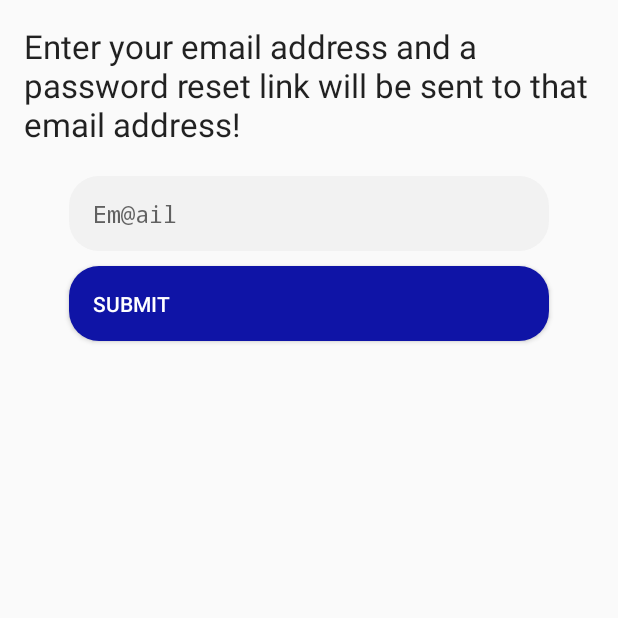
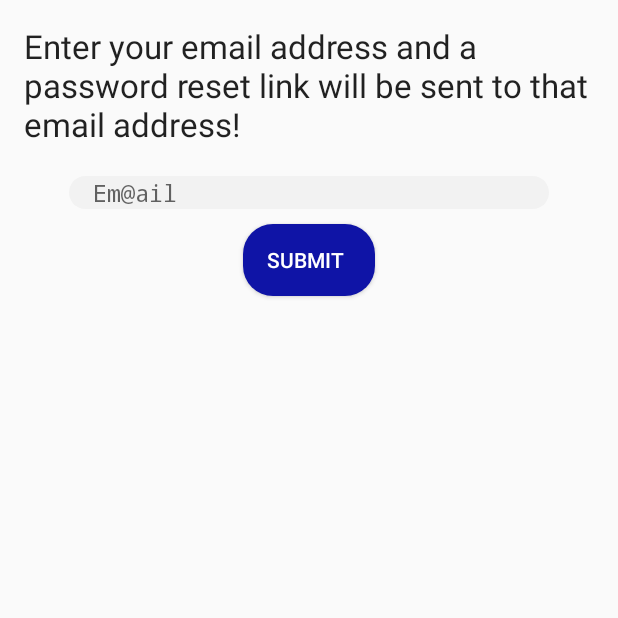
Before and after one commit to AwaisMajeed2536/FriendsBand, an Android app: the LoginActivity screen opened directly, with no data from a screen before it, after a tap on "FORGOT YOUR PASSWORD?", on a phone screen of 412 x 824 dp, the top half of it. Run offline under Robolectric (Android 15) with nearby library versions, the phone set to English and light mode, and no system bars; our stand-ins replace Firebase (no records; nobody signed in at launch, a user with empty details on screens opened directly); 1 other tap on this screen came first.

Commit message:
forgot password done

```diff
--- a/app/build.gradle
+++ b/app/build.gradle
@@ -35,14 +35,13 @@ dependencies {
         exclude group: 'com.android.support', module: 'support-annotations'
     })
     compile 'com.android.support:recyclerview-v7:25.2.0'
+    compile 'com.android.support:recyclerview-v7:25.2.0'
     compile 'com.android.support:appcompat-v7:25.2.0'
     compile 'com.android.support.constraint:constraint-layout:1.0.0-alpha9'
-    compile 'com.android.support:recyclerview-v7:25.2.0'
     compile 'com.google.android.gms:play-services:10.2.0'
     compile 'com.google.android.gms:play-services-maps:10.2.0'
     compile 'com.google.code.gson:gson:2.7'
     compile 'com.squareup.picasso:picasso:2.5.2'
-    testCompile 'junit:junit:4.12'
     compile 'com.squareup.retrofit2:retrofit:2.1.0'
     compile 'com.squareup.retrofit2:converter-gson:2.1.0'
     compile 'com.squareup.retrofit2:converter-scalars:2.1.0'
@@ -52,5 +51,6 @@ dependencies {
     compile 'com.google.firebase:firebase-core:10.0.2'
     compile 'com.google.firebase:firebase-storage:10.0.2'
     compile 'com.google.firebase:firebase-messaging:10.0.2'
+    testCompile 'junit:junit:4.12'
 }
 apply plugin: 'com.google.gms.google-services'
--- a/app/src/main/java/mehwish/ghazi/helper/BernardTextView.java
+++ /dev/null
@@ -1,30 +0,0 @@
-package mehwish.ghazi.helper;
-
-import android.content.Context;
-import android.support.v7.widget.AppCompatTextView;
-import android.util.AttributeSet;
-
-
-public class BernardTextView extends AppCompatTextView {
-
-    public BernardTextView(Context context) {
-        super(context);
-        setTypeface(context);
-    }
-
-    public BernardTextView(Context context, AttributeSet attrs, int defStyle) {
-        super(context, attrs, defStyle);
-        setTypeface(context);
-
-    }
-
-    public BernardTextView(Context context, AttributeSet attrs) {
-        super(context, attrs);
-        setTypeface(context);
-    }
-
-    private void setTypeface(Context context) {
-        this.setTypeface(UtilHelpers.getBernardFont());
-    }
-
-}
--- a/app/src/main/java/mehwish/ghazi/ui/LoginActivity.java
+++ b/app/src/main/java/mehwish/ghazi/ui/LoginActivity.java
@@ -25,7 +25,6 @@ import java.util.Timer;
 import java.util.TimerTask;
 
 import mehwish.ghazi.R;
-import mehwish.ghazi.helper.UtilHelpers;
 
 public class LoginActivity extends AppCompatActivity implements View.OnClickListener, ValueEventListener {
 
@@ -39,7 +38,14 @@ public class LoginActivity extends AppCompatActivity implements View.OnClickList
     protected void onCreate(Bundle savedInstanceState) {
         super.onCreate(savedInstanceState);
         super.setContentView(R.layout.activity_login);
-        UtilHelpers.initGenericToolbar(this, "Login", true);
+        try {
+            Toolbar mToolbar = (Toolbar) findViewById(R.id.toolbar);
+            setSupportActionBar(mToolbar);
+            getSupportActionBar().setDisplayShowHomeEnabled(true);
+            getSupportActionBar().setTitle("Login");
+        } catch (Exception e){
+            Log.e("Login Activity",e.getMessage());
+        }
         initView();
     }
 
--- a/app/src/main/java/mehwish/ghazi/ui/SignupActivity.java
+++ b/app/src/main/java/mehwish/ghazi/ui/SignupActivity.java
@@ -30,7 +30,6 @@ import java.io.FileNotFoundException;
 import java.util.Calendar;
 
 import mehwish.ghazi.R;
-import mehwish.ghazi.helper.UtilHelpers;
 import mehwish.ghazi.model.UserAccountModel;
 
 /**
@@ -61,7 +60,10 @@ public class SignupActivity extends AppCompatActivity implements View.OnClickLis
     protected void onCreate(@Nullable Bundle savedInstanceState) {
         super.onCreate(savedInstanceState);
         super.setContentView(R.layout.activity_signup);
-        UtilHelpers.initGenericToolbar(this, "Sign up", true);
+        mToolbar = (Toolbar) findViewById(R.id.toolbar);
+        setSupportActionBar(mToolbar);
+        getSupportActionBar().setDisplayShowHomeEnabled(true);
+        getSupportActionBar().setTitle("Sign Up");
         initView();
         setDateView();
     }
--- a/app/src/main/res/layout/activity_forgot_password.xml
+++ b/app/src/main/res/layout/activity_forgot_password.xml
@@ -15,13 +15,18 @@
         android:hint="Em@ail"
         style="@style/roundEditText"
         android:layout_below="@+id/instruction_text"
-        android:layout_marginTop="20dp" />
+        android:layout_marginTop="20dp"
+        android:layout_width="match_parent"
+        android:layout_height="wrap_content" />
     <Button
         android:id="@+id/fp_email_submit_button"
         android:text="Submit"
         style="@style/roundButton"
         android:layout_below="@+id/fp_email_et"
         android:layout_centerHorizontal="true"
-        android:layout_marginTop="10dp"/>
+        android:layout_marginTop="10dp"
+        android:layout_width="wrap_content"
+
+        android:layout_height="wrap_content" />
 
 </RelativeLayout>
--- a/app/src/main/res/layout/activity_home.xml
+++ b/app/src/main/res/layout/activity_home.xml
@@ -18,6 +18,10 @@
             android:layout_width="match_parent"
             android:layout_height="wrap_content"
             android:orientation="vertical">
+
+            <include
+                android:id="@+id/toolbar"
+                layout="@layout/toolbar" />
         </LinearLayout>
 
         <FrameLayout
--- a/app/src/main/res/layout/activity_login.xml
+++ b/app/src/main/res/layout/activity_login.xml
@@ -6,6 +6,9 @@
     android:layout_height="match_parent"
     tools:context="mehwish.ghazi.ui.LoginActivity"
     xmlns:android="http://schemas.android.com/apk/res/android">
+    <include
+        android:id="@+id/toolbar"
+        layout="@layout/toolbar" />
 <RelativeLayout
     android:layout_width="match_parent"
     android:layout_height="match_parent"
--- a/app/src/main/res/layout/activity_signup.xml
+++ b/app/src/main/res/layout/activity_signup.xml
@@ -9,6 +9,10 @@
         android:layout_width="match_parent"
         android:layout_height="wrap_content"
         android:orientation="vertical">
+
+        <include
+            android:id="@+id/toolbar"
+            layout="@layout/toolbar" />
 
         <RelativeLayout xmlns:tools="http://schemas.android.com/tools"
             android:id="@+id/main_layout"
--- a/app/src/main/res/values/dimens.xml
+++ b/app/src/main/res/values/dimens.xml
@@ -2,8 +2,6 @@
 <resources>
     <dimen name="activity_horizontal_margin">16dp</dimen>
     <dimen name="activity_vertical_margin">16dp</dimen>
-
-    <dimen name="nav_bar_font_size">22sp</dimen>
 
     <dimen name="activity_main_coaching">18sp</dimen>
     <dimen name="activity_main_coaching_marginBottom">8dp</dimen>
```
Also changed, not shown: app/src/main/AndroidManifest.xml (+19 -8 lines), app/src/main/java/mehwish/ghazi/helper/UtilHelpers.java (+4 -93 lines), app/src/main/java/mehwish/ghazi/interfaces/DialogResponseCallBack.java (deleted, +0 -9 lines), app/src/main/java/mehwish/ghazi/ui/EditProfileActivity.java (added, +15 -0 lines), app/src/main/java/mehwish/ghazi/ui/ForgotPasswordActivity.java (+7 -8 lines), app/src/main/res/layout/actionbar_home_title.xml (deleted, +0 -15 lines), app/src/main/res/layout/activity_edit_profile.xml (added, +9 -0 lines), app/src/main/res/layout/toolbar.xml (added, +10 -0 lines), app/src/main/assets/fonts/BernardFont.ttf (deleted), app/src/main/assets/fonts/GillSansFont.ttf (deleted), app/src/main/assets/fonts/RobotoRegular.ttf (deleted).
